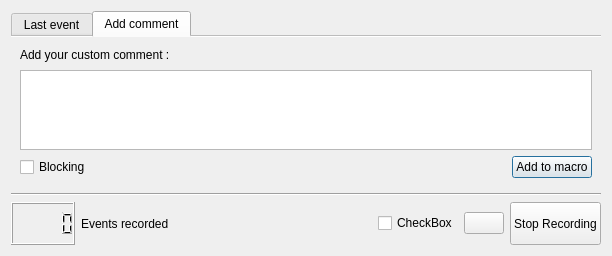
jcfr/QtTesting, file pqRecordEventsDialog.ui: the form before one commit.
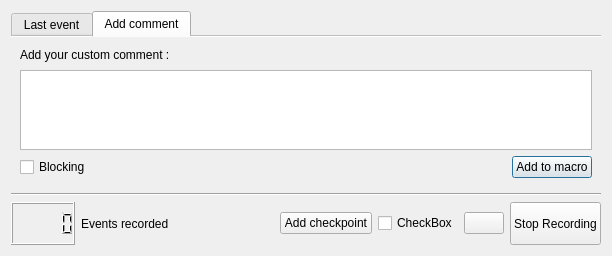
The form after the commit. Icons and pictures are not drawn.

```diff
--- a/pqRecordEventsDialog.ui
+++ b/pqRecordEventsDialog.ui
@@ -288,6 +288,13 @@
        </property>
       </spacer>
      </item>
+     <item>
+      <widget class="QPushButton" name="checkpointButton">
+       <property name="text">
+        <string>Add checkpoint</string>
+       </property>
+      </widget>
+     </item>
      <item>
       <widget class="QCheckBox" name="checkpointBox">
        <property name="text">
```
